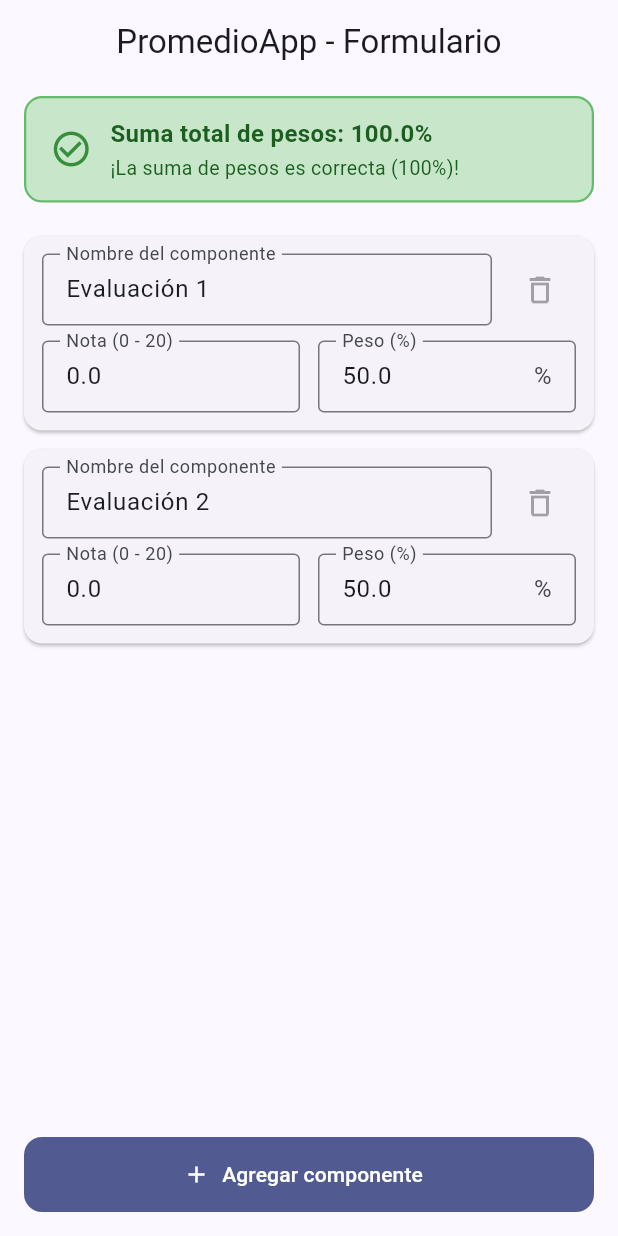
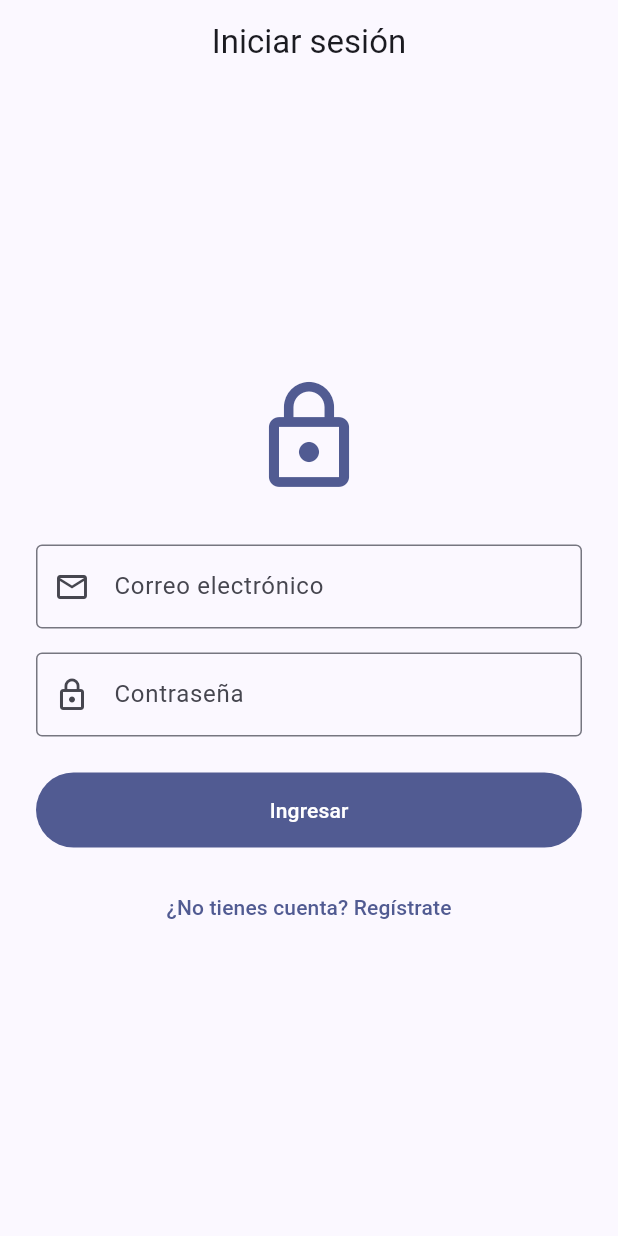
Before and after one commit to pieroalexanderppc/SI988-2026-GRUPO03, a Flutter app: the screen it shows after launch, on a phone screen of 412 x 824 dp. Run offline on Flutter 3.47's test engine with Material 3 defaults, Android fonts, the phone set to English and light mode, and no system bars; our stand-ins replace firebase_auth, firebase_core; accounts and stored records are empty.

Commit message:
feat(h05): implementacion de auth screen y logica de login/registro (H05)

```diff
--- a/proyecto_moviles2_grupo03/lib/main.dart
+++ b/proyecto_moviles2_grupo03/lib/main.dart
@@ -1,7 +1,7 @@
 import 'package:flutter/material.dart';
 import 'package:provider/provider.dart';
 import 'providers/componentes_provider.dart';
-import 'screens/home_screen.dart';
+import 'screens/auth_screen.dart';
 
 import 'package:firebase_core/firebase_core.dart';
 import 'firebase_options.dart';
@@ -32,7 +32,7 @@ class PromedioApp extends StatelessWidget {
             brightness: Brightness.light,
           ),
         ),
-        home: const HomeScreen(),
+        home: const AuthScreen(),
       ),
     );
   }
--- /dev/null
+++ b/proyecto_moviles2_grupo03/lib/screens/auth_screen.dart
@@ -0,0 +1,164 @@
+import 'package:firebase_auth/firebase_auth.dart';
+import 'package:flutter/material.dart';
+import '../utils/validators.dart';
+import 'home_screen.dart';
+
+class AuthScreen extends StatefulWidget {
+  const AuthScreen({super.key});
+
+  @override
+  State<AuthScreen> createState() => _AuthScreenState();
+}
+
+class _AuthScreenState extends State<AuthScreen> {
+  final _formKey = GlobalKey<FormState>();
+  final _emailCtrl = TextEditingController();
+  final _passCtrl = TextEditingController();
+
+  bool _esRegistro = false;
+  bool _cargando = false;
+
+  @override
+  void dispose() {
+    _emailCtrl.dispose();
+    _passCtrl.dispose();
+    super.dispose();
+  }
+
+  String _mapErrorMessage(String code) {
+    switch (code) {
+      case 'user-not-found':
+        return 'No se encontró una cuenta con este correo.';
+      case 'wrong-password':
+        return 'La contraseña es incorrecta.';
+      case 'email-already-in-use':
+        return 'Este correo ya está registrado.';
+      case 'invalid-email':
+        return 'El formato del correo es inválido.';
+      case 'weak-password':
+        return 'La contraseña es muy débil (mínimo 6 caracteres).';
+      case 'invalid-credential':
+        return 'Las credenciales proporcionadas son inválidas o incorrectas.';
+      default:
+        return 'Ocurrió un error. Por favor, intenta de nuevo.';
+    }
+  }
+
+  Future<void> _submit() async {
+    if (!_formKey.currentState!.validate()) return;
+
+    setState(() => _cargando = true);
+
+    try {
+      if (_esRegistro) {
+        await FirebaseAuth.instance.createUserWithEmailAndPassword(
+          email: _emailCtrl.text.trim(),
+          password: _passCtrl.text,
+        );
+      } else {
+        await FirebaseAuth.instance.signInWithEmailAndPassword(
+          email: _emailCtrl.text.trim(),
+          password: _passCtrl.text,
+        );
+      }
+
+      if (mounted) {
+        Navigator.of(context).pushReplacement(
+          MaterialPageRoute(builder: (_) => const HomeScreen()),
+        );
+      }
+    } on FirebaseAuthException catch (e) {
+      if (mounted) {
+        ScaffoldMessenger.of(context).showSnackBar(
+          SnackBar(content: Text(_mapErrorMessage(e.code))),
+        );
+      }
+    } catch (e) {
+      if (mounted) {
+        ScaffoldMessenger.of(context).showSnackBar(
+          SnackBar(content: Text('Error inesperado: $e')),
+        );
+      }
+    } finally {
+      if (mounted) {
+        setState(() => _cargando = false);
+      }
+    }
+  }
+
+  @override
+  Widget build(BuildContext context) {
+    return Scaffold(
+      appBar: AppBar(
+        title: Text(_esRegistro ? 'Crear cuenta' : 'Iniciar sesión'),
+        centerTitle: true,
+      ),
+      body: Center(
+        child: SingleChildScrollView(
+          padding: const EdgeInsets.all(24.0),
+          child: Form(
+            key: _formKey,
+            child: Column(
+              mainAxisAlignment: MainAxisAlignment.center,
+              children: [
+                Icon(
+                  Icons.lock_outline,
+                  size: 80,
+                  color: Theme.of(context).colorScheme.primary,
+                ),
+                const SizedBox(height: 32),
+                TextFormField(
+                  controller: _emailCtrl,
+                  keyboardType: TextInputType.emailAddress,
+                  decoration: const InputDecoration(
+                    labelText: 'Correo electrónico',
+                    prefixIcon: Icon(Icons.email_outlined),
+                    border: OutlineInputBorder(),
+                  ),
+                  validator: Validators.email,
+                ),
+                const SizedBox(height: 16),
+                TextFormField(
+                  controller: _passCtrl,
+                  obscureText: true,
+                  decoration: const InputDecoration(
+                    labelText: 'Contraseña',
+                    prefixIcon: Icon(Icons.lock_outline),
+                    border: OutlineInputBorder(),
+                  ),
+                  validator: Validators.password,
+                ),
+                const SizedBox(height: 24),
+                if (_cargando)
+                  const CircularProgressIndicator()
+                else ...[
+                  FilledButton(
+                    onPressed: _submit,
+                    style: FilledButton.styleFrom(
+                      minimumSize: const Size.fromHeight(50),
+                    ),
+                    child: Text(_esRegistro ? 'Registrarse' : 'Ingresar'),
+                  ),
+                  const SizedBox(height: 16),
+                  TextButton(
+                    onPressed: () {
+                      setState(() {
+                        _esRegistro = !_esRegistro;
+                        _formKey.currentState?.reset();
+                      });
+                    },
+                    child: Text(
+                      _esRegistro
+                          ? '¿Ya tienes cuenta? Inicia sesión'
+                          : '¿No tienes cuenta? Regístrate',
+                    ),
+                  ),
+                ],
+              ],
+            ),
+          ),
+        ),
+      ),
+    );
+  }
+}
--- /dev/null
+++ b/proyecto_moviles2_grupo03/lib/utils/validators.dart
@@ -0,0 +1,22 @@
+class Validators {
+  static String? email(String? value) {
+    if (value == null || value.trim().isEmpty) {
+      return 'El correo es requerido';
+    }
+    final regex = RegExp(r'^[^@]+@[^@]+\.[^@]+');
+    if (!regex.hasMatch(value)) {
+      return 'Ingresa un correo válido';
+    }
+    return null;
+  }
+
+  static String? password(String? value) {
+    if (value == null || value.trim().isEmpty) {
+      return 'La contraseña es requerida';
+    }
+    if (value.length < 6) {
+      return 'La contraseña debe tener al menos 6 caracteres';
+    }
+    return null;
+  }
+}
```
Also changed, not shown: proyecto_moviles2_grupo03/lib/screens/home_screen.dart (+16 -0 lines), 2 other files.
